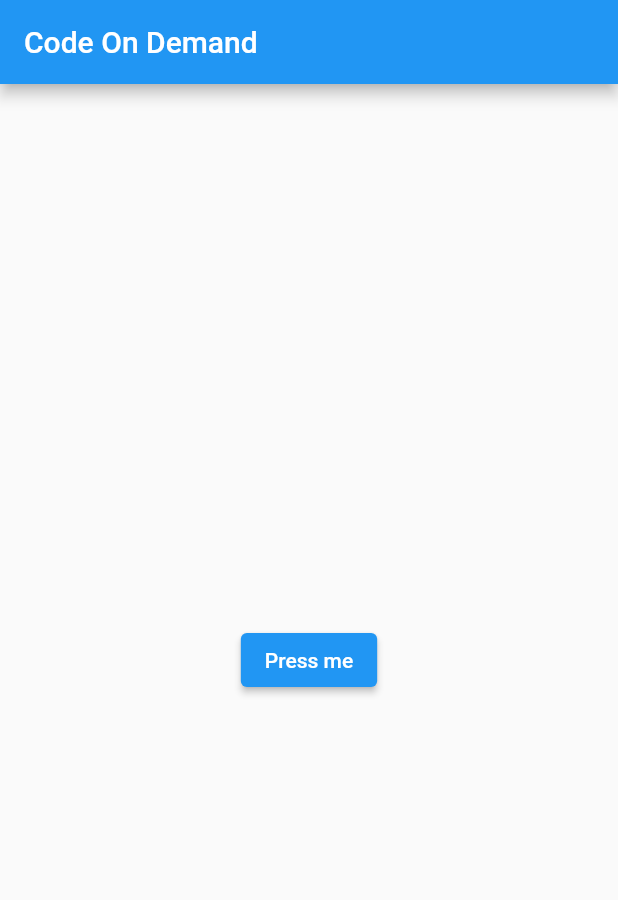
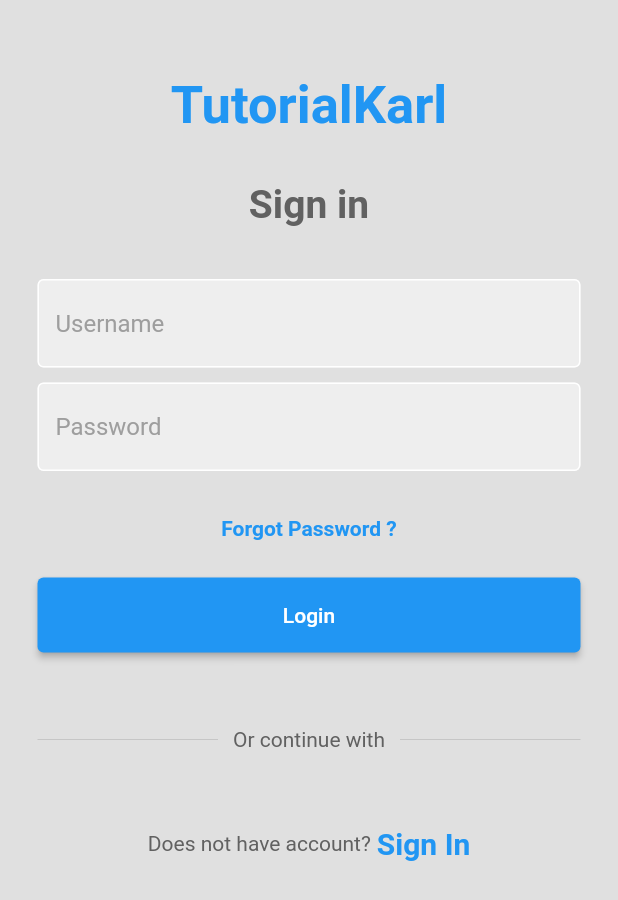
Before and after one commit to trthaochi123/btvn_buoi5, a Flutter app: the screen it shows after launch, on a phone screen of 412 x 824 dp. Shown: the top 900 px of the screen. Run offline on Flutter 3.47's test engine with Material 2 defaults, Android fonts, the phone set to English and light mode, and no system bars.

Commit message:
commit create login ui

```diff
--- /dev/null
+++ b/lib/components/my_textfield.dart
@@ -0,0 +1,47 @@
+import 'package:flutter/material.dart';
+
+class MyTextField extends StatelessWidget {
+  final controller;
+  final String hintText;
+  final bool obscureText;
+
+
+
+  const MyTextField({
+    super.key,
+    required this.controller,
+    required this.hintText,
+    required this.obscureText,
+
+  });
+
+  @override
+  Widget build(BuildContext context) {
+    return Padding(
+      padding: const EdgeInsets.symmetric(horizontal: 25.0),
+      child: TextFormField(
+        controller: controller,
+        obscureText: obscureText,
+        decoration: InputDecoration(
+            enabledBorder: const OutlineInputBorder(
+              borderSide: BorderSide(color: Colors.white),
+            ),
+            focusedBorder: OutlineInputBorder(
+              borderSide: BorderSide(color: Colors.grey.shade400),
+            ),
+            fillColor: Colors.grey.shade200,
+            filled: true,
+            hintText: hintText,
+            hintStyle: TextStyle(color: Colors.grey[500])),
+            validator: (value) {
+            if (value!.isEmpty) {
+              return 'Đăng nhập thất bại!';
+            }
+            return null;
+            },
+      ),
+    );
+  }
+
+
+}
--- a/lib/main.dart
+++ b/lib/main.dart
@@ -1,30 +1,79 @@
+import 'package:buoi5/pages/login_page.dart';
 import 'package:flutter/material.dart';
 
 void main() {
-  runApp(MyApp());
+  runApp(const MyApp());
 }
 
 class MyApp extends StatelessWidget {
-  void showMessage(String name) {
-    print(name);
+  const MyApp({super.key});
+
+  @override
+  Widget build(BuildContext context) {
+    return MaterialApp(
+      debugShowCheckedModeBanner: false,
+      home: LoginPage(),
+    );
+  }
+}
+
+class MyHomePage extends StatefulWidget {
+  const MyHomePage({super.key, required this.title});
+
+  final String title;
+
+  @override
+  State<MyHomePage> createState() => _MyHomePageState();
+}
+
+class _MyHomePageState extends State<MyHomePage> {
+  int _counter = 0;
+
+  void _incrementCounter() {
+    setState(() {
+      _counter++;
+    });
   }
 
   @override
   Widget build(BuildContext context) {
-    return MaterialApp(
-      home: Scaffold(
-        appBar: AppBar(
-          title: Text("Code On Demand"),
+    return Scaffold(
+      appBar: AppBar(
+        title: Text(widget.title),
+      ),
+      body: Center(
+        child: Column(
+          // Column is also a layout widget. It takes a list of children and
+          // arranges them vertically. By default, it sizes itself to fit its
+          // children horizontally, and tries to be as tall as its parent.
+          //
+          // Invoke "debug painting" (press "p" in the console, choose the
+          // "Toggle Debug Paint" action from the Flutter Inspector in Android
+          // Studio, or the "Toggle Debug Paint" command in Visual Studio Code)
+          // to see the wireframe for each widget.
+          //
+          // Column has various properties to control how it sizes itself and
+          // how it positions its children. Here we use mainAxisAlignment to
+          // center the children vertically; the main axis here is the vertical
+          // axis because Columns are vertical (the cross axis would be
+          // horizontal).
+          mainAxisAlignment: MainAxisAlignment.center,
+          children: <Widget>[
+            const Text(
+              'You have pushed the button this many times:',
+            ),
+            Text(
+              '$_counter',
+              style: Theme.of(context).textTheme.headline4,
+            ),
+          ],
         ),
-        body: Center(
-          child: ElevatedButton(
-            child: Text("Press me"),
-            onPressed: () => showMessage("Tran thao chi"),
-          ),
-        ),
-      )
+      ),
+      floatingActionButton: FloatingActionButton(
+        onPressed: _incrementCounter,
+        tooltip: 'Increment',
+        child: const Icon(Icons.add),
+      ), // This trailing comma makes auto-formatting nicer for build methods.
     );
   }
-
-
 }
--- /dev/null
+++ b/lib/pages/login_page.dart
@@ -0,0 +1,183 @@
+import 'package:flutter/material.dart';
+import '../components/my_textfield.dart';
+
+
+class LoginPage extends StatelessWidget {
+  LoginPage({super.key});
+
+  final GlobalKey<FormState> _formKey = GlobalKey<FormState>();
+
+  // text editing controller
+  final usernameController = TextEditingController();
+  final passwordController = TextEditingController();
+
+void _submitButton() {
+  if (_formKey.currentState!.validate()) {
+    ScaffoldMessenger.of(_formKey.currentContext!).showSnackBar(
+      const SnackBar(
+          content: Text(
+              "Đăng nhập thành công !",
+            style: TextStyle(color: Colors.green,
+            fontSize: 20,
+            ),
+          ))
+    );
+  }
+}
+
+  @override
+  Widget build(BuildContext context) {
+    return Scaffold(
+      backgroundColor: Colors.grey[300],
+      body: SafeArea(
+        child: Center(
+          child: Form(
+            key: _formKey,
+            child: Column(
+              children:  [
+                const SizedBox(height: 50,),
+
+                // logo
+                const Text("TutorialKarl",
+                style: TextStyle(
+                  color: Colors.blue,
+                  fontSize: 35,
+                  fontWeight: FontWeight.w600
+                ),
+                ),
+
+                const SizedBox(height: 30,),
+
+                // welcome back, you've been missed!
+                Text(
+                  'Sign in',
+                  style: TextStyle(
+                    color: Colors.grey[700],
+                    fontSize: 26,
+                    fontWeight: FontWeight.w600,
+                  ),
+                ),
+
+                const SizedBox(height: 35,),
+
+                // username
+                MyTextField(
+                  controller: usernameController,
+                  hintText: 'Username',
+                  obscureText: false,
+                ),
+
+                const SizedBox(height: 10,),
+
+                // password
+                MyTextField(
+                  controller: passwordController,
+                  hintText: 'Password',
+                  obscureText: true,
+                ),
+
+                const SizedBox(height: 10,),
+
+                // forgot
+                Padding(
+                  padding: const EdgeInsets.only(top: 20),
+                  child: Row(
+                    mainAxisAlignment: MainAxisAlignment.center,
+                    children: const [
+                      Text('Forgot Password ?',
+                        style: TextStyle(color: Colors.blue,
+                          fontWeight: FontWeight.w700,
+                        ),
+                      ),
+                    ],
+                  ),
+                ),
+
+                const SizedBox(height: 25),
+
+
+            // Button
+                Container(
+                  padding: const EdgeInsets.symmetric(horizontal: 25.0),
+                  height: 50,
+                  width: double.infinity,
+                  child: ElevatedButton(
+                    onPressed: _submitButton,
+                    child: Text("Login"),
+                  ),
+                ),
+
+                const SizedBox(height: 50),
+
+
+                // or continued
+                Padding(
+                  padding: const EdgeInsets.symmetric(horizontal: 25.0),
+                  child: Row(
+                    children: [
+                      Expanded( // dong ke
+                        child: Divider(
+                          thickness: 0.5,
+                          color: Colors.grey[400],
+                        ),
+                      ),
+                      Padding(
+                        padding: const EdgeInsets.symmetric(horizontal: 10.0),
+                        child: Text(
+                          'Or continue with',
+                          style: TextStyle(color: Colors.grey[700]),
+                        ),
+                      ),
+                      Expanded(
+                        child: Divider(
+                          thickness: 0.5,
+                          color: Colors.grey[400],
+                        ),
+                      ),
+                    ],
+                  ),
+                ),
+
+                const SizedBox(height: 50),
+
+                // google or apple
+                // Row(
+                //   mainAxisAlignment: MainAxisAlignment.center,
+                //   children: const [
+                //     // google
+                //     SquareTile(imagePath: 'lib/images/google.png'),
+                //
+                //     SizedBox(width: 25,),
+                //
+                //     // apple
+                //     SquareTile(imagePath: 'lib/images/apple.png'),
+                //   ],
+                // ),
+                //
+                // const SizedBox(height: 50),
+
+                // not a member ?
+                Row(
+                  mainAxisAlignment: MainAxisAlignment.center,
+                  children: [
+                    Text('Does not have account?',
+                      style: TextStyle(color: Colors.grey[700]),
+                    ),
+                    const SizedBox(width: 4,),
+                    const Text('Sign In',
+                      style: TextStyle(color: Colors.blue, fontWeight: FontWeight.bold,
+                              fontSize: 20,
+                      ),
+                    ),
+                  ],
+                )
+
+              ],
+            ),
+          ),
+        ),
+      ),
+    );
+  }
+
+}
```
